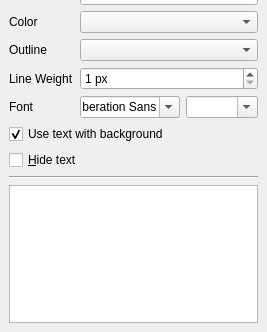
Before: the Qt Designer form ImageRaster/RulerDock.ui in lebenasa/ImageRasterReboot, drawn with Qt 5; both pictures show x 0 to 267 and y 257 to 589 of the 267 by 589 pixel window.
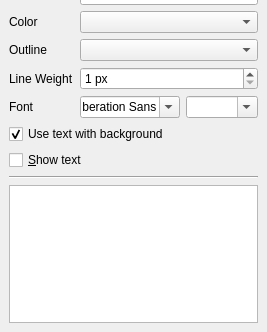
After: the same form once the commit is applied. Icons and pictures are not drawn. Custom widgets are drawn as their Qt base class.

```diff
--- a/ImageRaster/RulerDock.ui
+++ b/ImageRaster/RulerDock.ui
@@ -352,7 +352,7 @@
     <item row="13" column="1" colspan="4">
      <widget class="QCheckBox" name="toggleText">
       <property name="text">
-       <string>&amp;Hide text</string>
+       <string>&amp;Show text</string>
       </property>
      </widget>
     </item>
```
